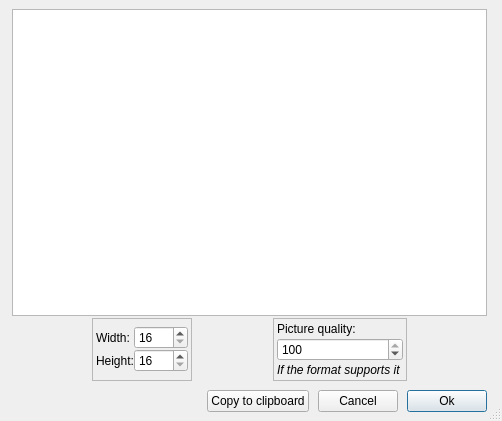
This is library/tulip-gui/designer/SnapshotDialog.ui in vadivelselvaraj/TulipGLImprovement as Qt 5 draws it before an edit. The edited form follows.
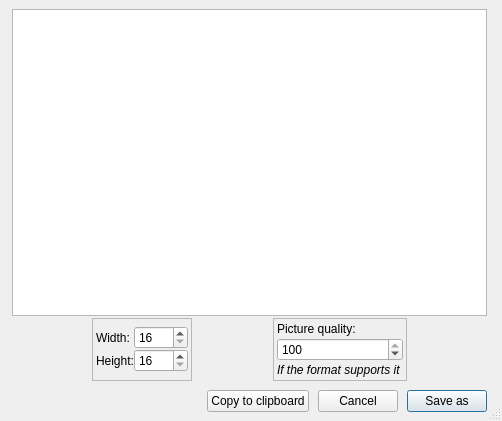
This is the edited form.

Commit message: [ Mantis #0004521 ] SnapshotDialog : rename Ok button to Save as

Patch:
```diff
--- a/library/tulip-gui/designer/SnapshotDialog.ui
+++ b/library/tulip-gui/designer/SnapshotDialog.ui
@@ -335,7 +335,7 @@
           <bool>true</bool>
          </property>
          <property name="text">
-          <string>Ok</string>
+          <string>Save as</string>
          </property>
          <property name="default">
           <bool>true</bool>
```
